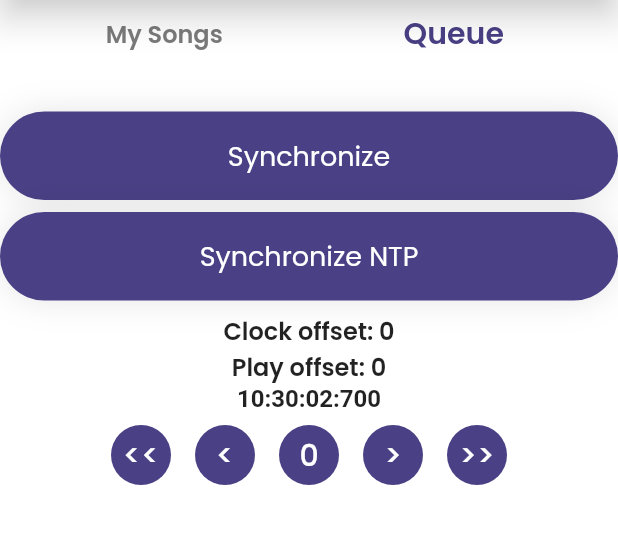
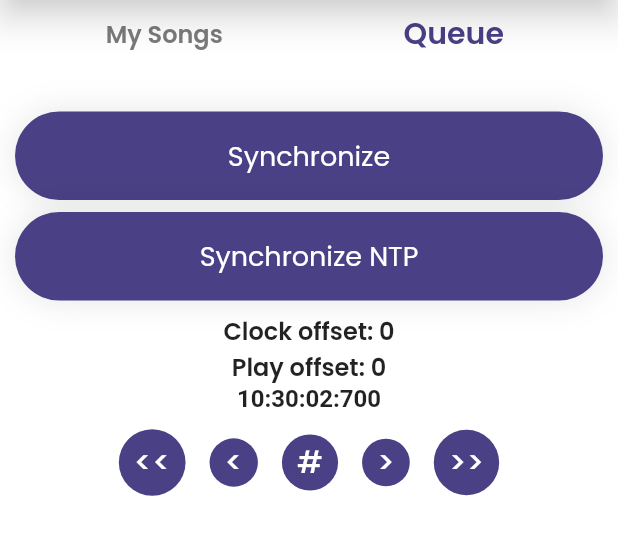
Before and after one commit to SpeeritX/SoundShare, a Flutter app: the PlayerContent screen opened directly with empty values, swiped to page 2, on a phone screen of 412 x 824 dp, the part 97-652 px from its top. Run offline on Flutter 3.47's test engine with Material 2 defaults, Android fonts, the phone set to English and light mode, and no system bars; our stand-ins replace file_picker, flutter_svg, font_awesome_flutter, freezed_annotation, just_audio, logger and 4 more; missing offline and left inert: audio_session, audio_streamer, id3, mp3_info, noise_meter, ntp and 1 more; accounts and stored records are empty.

Commit message:
small edits

```diff
--- a/lib/domain/music/song/song.dart
+++ b/lib/domain/music/song/song.dart
@@ -31,6 +31,9 @@ class MusicSong {
       } catch (e, st) {
         logger.e("Failed to read song attributes", e, st);
       }
+    } else {
+      artist = "Unknown artist";
+      title = basename(file.path);
     }
     details = DetailsPackage(
       songId: songId,
--- a/lib/domain/music/synchronization/play_synchronizer.dart
+++ b/lib/domain/music/synchronization/play_synchronizer.dart
@@ -4,15 +4,18 @@ import 'package:shared_preferences/shared_preferences.dart';
 
 class PlaySynchronizer {
   static const playOffsetKey = "playOffset";
+  static const measuredOffsetKey = "measuredOffset";
   static final instance = PlaySynchronizer._();
 
   late final SharedPreferences _preferences;
   var _playOffset = Duration.zero;
+  var _measuredOffset = Duration.zero;
   final _playOffsetStream = StreamController<Duration>.broadcast();
+  final _measuredOffsetStream = StreamController<Duration>.broadcast();
 
   PlaySynchronizer._();
 
-  Duration get playOffset => _playOffset;
+  Duration get playOffset => _playOffset + _measuredOffset;
 
   Stream<Duration> get playOffsetStream => _playOffsetStream.stream;
 
@@ -22,6 +25,14 @@ class PlaySynchronizer {
     _preferences.setInt(playOffsetKey, offset.inMilliseconds);
   }
 
+  Stream<Duration> get measuredOffsetStream => _measuredOffsetStream.stream;
+
+  set measuredOffset(Duration offset) {
+    _measuredOffset = offset;
+    _measuredOffsetStream.add(offset);
+    _preferences.setInt(measuredOffsetKey, offset.inMilliseconds);
+  }
+
   Future<void> init() async {
     _preferences = await SharedPreferences.getInstance();
     _playOffset =
--- a/lib/domain/music/synchronization/synchronization.dart
+++ b/lib/domain/music/synchronization/synchronization.dart
@@ -116,7 +116,7 @@ class Synchronization {
                   .reduce((val, el) => val + el) /
               3)
           .floor();
-      PlaySynchronizer.instance.playOffset = Duration(milliseconds: offset);
+      PlaySynchronizer.instance.measuredOffset = Duration(milliseconds: offset);
     } else {
       print("Session did not activate.");
     }
--- a/lib/ui/screens/player/player_screen.dart
+++ b/lib/ui/screens/player/player_screen.dart
@@ -141,17 +141,23 @@ class _PlayerContentState extends State<PlayerContent> {
                         builder: (context, playerController, child) => Column(
                           children: [
                             SizedBox(height: Paddings.dynamic.m3),
-                            PrimaryFullButton(
+                            Container(
+                                margin:
+                                    const EdgeInsets.only(left: 10, right: 10),
+                                child: PrimaryFullButton(
                                     text: 'Synchronize',
                                     onPressed: () {
                                       playerController.synchronizeClock();
-                                }),
+                                    })),
                             SizedBox(height: Paddings.dynamic.m1),
-                            PrimaryFullButton(
+                            Container(
+                                margin:
+                                    const EdgeInsets.only(left: 10, right: 10),
+                                child: PrimaryFullButton(
                                     text: 'Synchronize NTP',
                                     onPressed: () {
                                       playerController.synchronizeNTP();
-                                }),
+                                    })),
                             SizedBox(height: Paddings.dynamic.m1),
                             const PlayerScreenTimer(),
                             ..._createQueuedSongsWidgets(playerController),
--- a/lib/ui/screens/player/player_screen_timer.dart
+++ b/lib/ui/screens/player/player_screen_timer.dart
@@ -48,11 +48,7 @@ class _PlayerScreenTimerState extends State<PlayerScreenTimer>
           children: [
             _buildModifyOffsetButton("<<", const Duration(milliseconds: -50)),
             _buildModifyOffsetButton("<", const Duration(milliseconds: -5)),
-            _buildModifyOffsetButton(
-                "0",
-                Duration(
-                    milliseconds:
-                        -PlaySynchronizer.instance.playOffset.inMilliseconds)),
+            _buildModifyOffsetButton("#", Duration.zero),
             _buildModifyOffsetButton(">", const Duration(milliseconds: 5)),
             _buildModifyOffsetButton(">>", const Duration(milliseconds: 50)),
           ],
@@ -67,8 +63,7 @@ class _PlayerScreenTimerState extends State<PlayerScreenTimer>
         PlaySynchronizer.instance.playOffset += offset;
       },
       child: Container(
-        width: 40,
-        height: 40,
+        padding: const EdgeInsets.all(10),
         decoration: const BoxDecoration(
           shape: BoxShape.circle,
           color: AppColors.primaryColor,
--- a/lib/ui/screens/settings/settings_screen.dart
+++ b/lib/ui/screens/settings/settings_screen.dart
@@ -67,5 +67,6 @@ class _SettingsScreenState extends State<SettingsScreen> {
 
   void _saveSettings() {
     _playerController.setMusicChunkSize(int.parse(musicChunkSize));
+    Navigator.of(context).pop();
   }
 }
```
Also changed, not shown: lib/ui/widgets/music/player_details_controls.dart (+7 -0 lines). Lines whose indentation alone changed are shown as unchanged.
